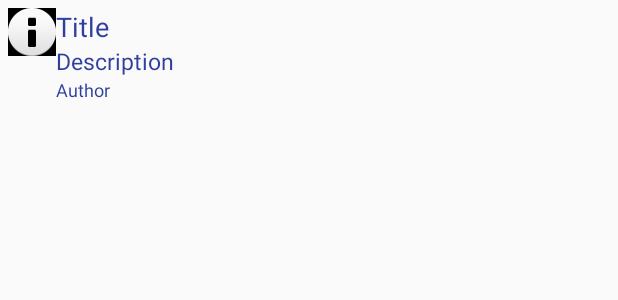
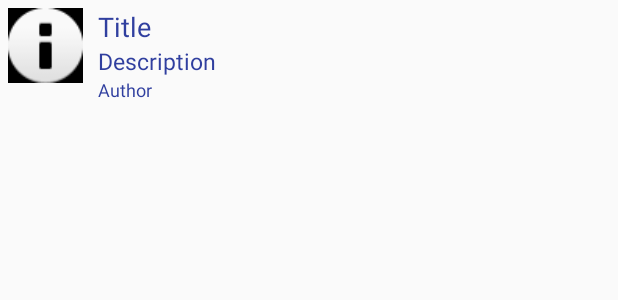
Before and after one commit to kingcobra4545/AndroidLearning, an Android app: the layout main_row_item.xml on its own in the app's theme, with its tools: preview values and no code run, on a phone screen of 412 x 824 dp. Shown: the top 300 px of the screen. Run offline under Robolectric (Android 15) with nearby library versions, the phone set to English and light mode, and no system bars.

```diff
--- a/app/build.gradle
+++ b/app/build.gradle
@@ -27,5 +27,6 @@ dependencies {
     compile 'com.android.support:appcompat-v7:25.3.1'
     compile 'com.android.support.constraint:constraint-layout:1.0.2'
     compile 'com.android.volley:volley:1.0.0'
+    compile 'com.squareup.picasso:picasso:2.5.2'
     testCompile 'junit:junit:4.12'
 }
--- a/app/src/main/java/com/possystems/kingcobra/newsworld/BusinessFragment.java
+++ b/app/src/main/java/com/possystems/kingcobra/newsworld/BusinessFragment.java
@@ -18,7 +18,7 @@ public class BusinessFragment extends Fragment {
     public View onCreateView(LayoutInflater inflater, ViewGroup container,
                              Bundle savedInstanceState) {
 
-        View rootView = inflater.inflate(R.layout.fragment_technology, container, false);
+        View rootView = inflater.inflate(R.layout.fragment_business, container, false);
 
         return rootView;
     }
--- a/app/src/main/java/com/possystems/kingcobra/newsworld/TabsPagerAdapter.java
+++ b/app/src/main/java/com/possystems/kingcobra/newsworld/TabsPagerAdapter.java
@@ -18,7 +18,7 @@ public class TabsPagerAdapter extends FragmentPagerAdapter {
         switch (index) {
             case 0:
                 Log.i(TAG, "CoverStoryFragment called");
-                return new CoverStoryFragment();
+                return  CoverStoryFragment.getInstance();
             case 1:
                 Log.i(TAG, "TechnologyFragment called");
                 return new TechnologyFragment();
--- a/app/src/main/res/layout/activity_main.xml
+++ b/app/src/main/res/layout/activity_main.xml
@@ -31,7 +31,8 @@
         android:layout_width="match_parent"
         android:layout_height="match_parent"
         tools:layout_editor_absoluteY="8dp"
-        tools:layout_editor_absoluteX="8dp">
+        tools:layout_editor_absoluteX="8dp"
+        android:visibility="visible">
     </android.support.v4.view.ViewPager>
 
 
--- a/app/src/main/res/layout/fragment_cover_story.xml
+++ b/app/src/main/res/layout/fragment_cover_story.xml
@@ -17,7 +17,7 @@
 
     <ListView
         android:id="@+id/list"
-        android:layout_width="368dp"
+        android:layout_width="match_parent"
         android:layout_height="match_parent"
         tools:layout_editor_absoluteX="0dp"
         app:layout_constraintStart_toStartOf="@id/parentlayout"
--- a/app/src/main/res/layout/main_row_item.xml
+++ b/app/src/main/res/layout/main_row_item.xml
@@ -13,16 +13,17 @@
 
         <ImageView
             android:id="@+id/imageView"
-            android:layout_width="0dp"
-            android:layout_height="wrap_content"
-            android:layout_weight="1"
+            android:layout_width="50dp"
+            android:layout_height="50dp"
             android:background="@android:color/background_dark"
-            app:srcCompat="@android:drawable/ic_dialog_info" />
+            app:srcCompat="@android:drawable/ic_dialog_info"
+            android:visibility="visible"/>
 
         <LinearLayout
             android:layout_width="match_parent"
             android:layout_height="wrap_content"
-            android:orientation="vertical">
+            android:orientation="vertical"
+            android:layout_marginLeft="10dp">
             <TextView
                 android:id="@+id/news_title"
                 android:layout_width="wrap_content"
```
Also changed, not shown: app/src/main/java/com/possystems/kingcobra/newsworld/CoverStoryFragment.java (+10 -2 lines), app/src/main/java/com/possystems/kingcobra/newsworld/CustomAdapter.java (+12 -0 lines), app/src/main/java/com/possystems/kingcobra/newsworld/DataModel/DataModel.java (+14 -1 lines), app/src/main/java/com/possystems/kingcobra/newsworld/MainActivity.java (+24 -0 lines), app/src/main/java/com/possystems/kingcobra/newsworld/NewsApiJsonParser.java (+11 -5 lines).
